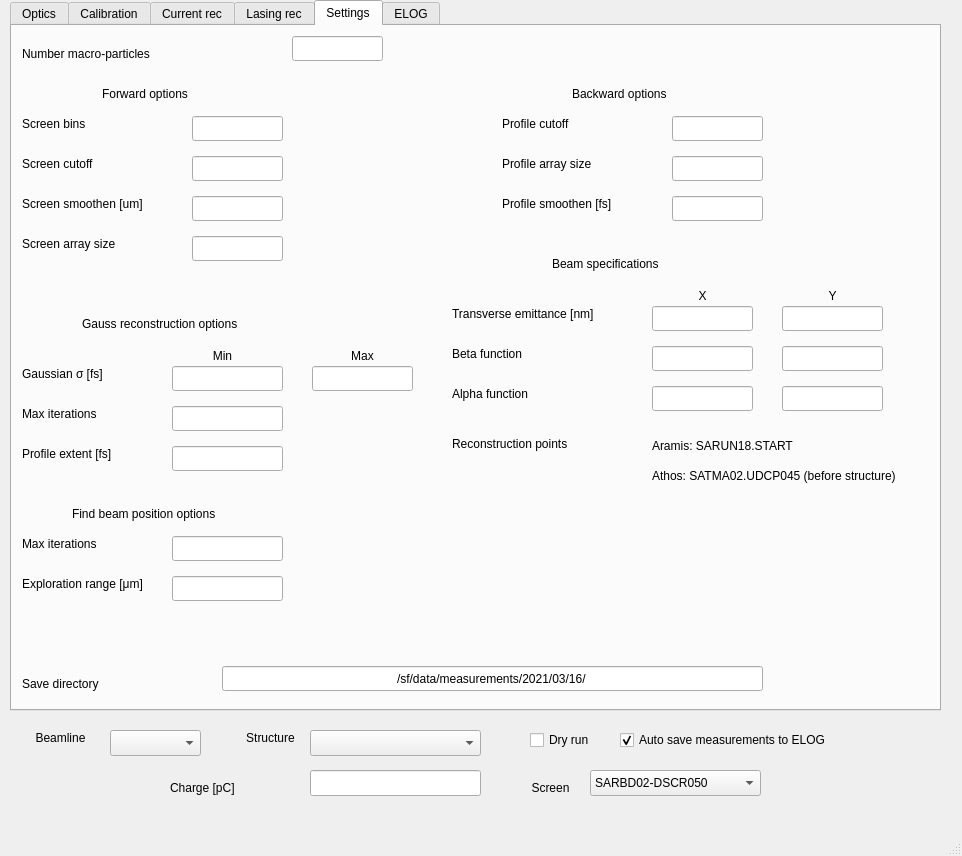
The window that gui.ui (pdijksta/PassiveWFMeasurement) describes before a commit, drawn with Qt 5.
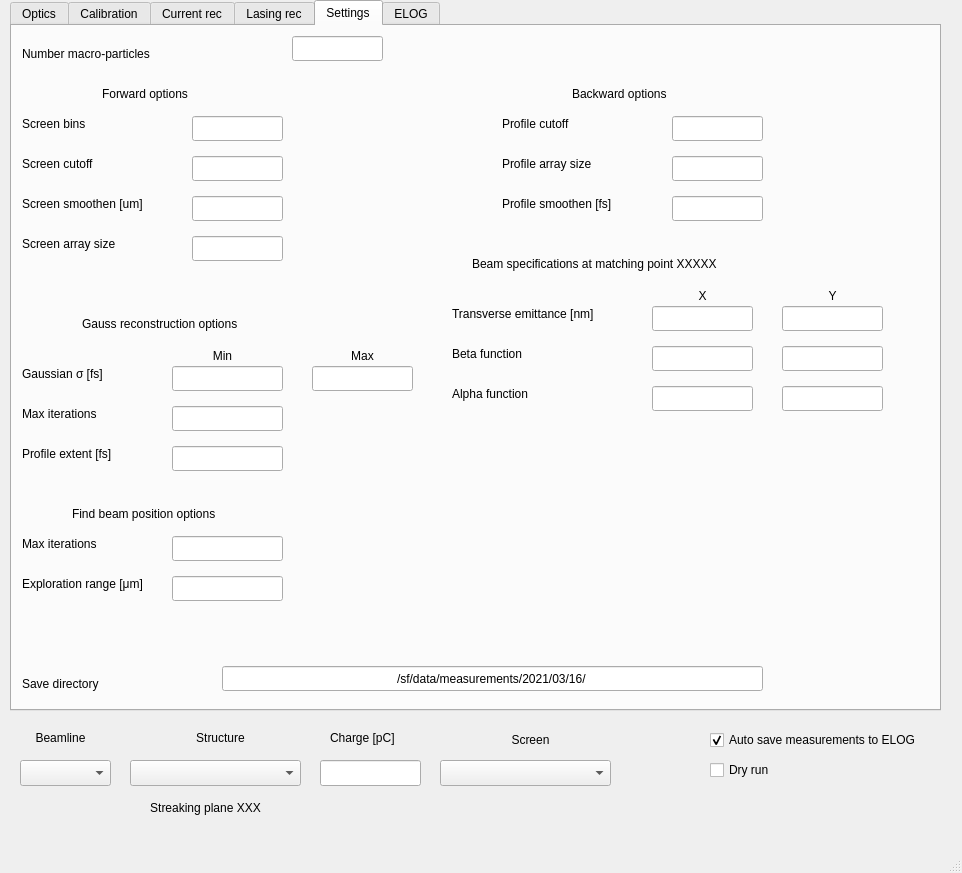
The same window after the commit. The open tabs and pages were chosen to show the change.

Commit message: started extending the code to other structures

The edit to the form file:
```diff
--- a/gui.ui
+++ b/gui.ui
@@ -7,7 +7,7 @@
     <x>0</x>
     <y>0</y>
     <width>962</width>
-    <height>856</height>
+    <height>873</height>
    </rect>
   </property>
   <property name="windowTitle">
@@ -2676,14 +2676,14 @@
      <widget class="QLabel" name="label_25">
       <property name="geometry">
        <rect>
-        <x>540</x>
+        <x>460</x>
         <y>230</y>
-        <width>191</width>
+        <width>421</width>
         <height>16</height>
        </rect>
       </property>
       <property name="text">
-       <string>Beam specifications</string>
+       <string>Beam specifications at matching point XXXXX</string>
       </property>
      </widget>
      <widget class="QLabel" name="label_38">
@@ -2808,51 +2808,6 @@
        <set>Qt::AlignCenter</set>
       </property>
      </widget>
-     <widget class="QLabel" name="label_28">
-      <property name="geometry">
-       <rect>
-        <x>440</x>
-        <y>410</y>
-        <width>191</width>
-        <height>16</height>
-       </rect>
-      </property>
-      <property name="text">
-       <string>Reconstruction points</string>
-      </property>
-     </widget>
-     <widget class="QLabel" name="label_42">
-      <property name="geometry">
-       <rect>
-        <x>640</x>
-        <y>410</y>
-        <width>171</width>
-        <height>20</height>
-       </rect>
-      </property>
-      <property name="text">
-       <string>Aramis: SARUN18.START </string>
-      </property>
-      <property name="alignment">
-       <set>Qt::AlignLeading|Qt::AlignLeft|Qt::AlignVCenter</set>
-      </property>
-     </widget>
-     <widget class="QLabel" name="label_43">
-      <property name="geometry">
-       <rect>
-        <x>640</x>
-        <y>440</y>
-        <width>281</width>
-        <height>20</height>
-       </rect>
-      </property>
-      <property name="text">
-       <string>Athos: SATMA02.UDCP045 (before structure)</string>
-      </property>
-      <property name="alignment">
-       <set>Qt::AlignLeading|Qt::AlignLeft|Qt::AlignVCenter</set>
-      </property>
-     </widget>
      <widget class="QLabel" name="label_48">
       <property name="geometry">
        <rect>
@@ -3048,8 +3003,8 @@
    <widget class="QComboBox" name="StructureSelect">
     <property name="geometry">
      <rect>
-      <x>310</x>
-      <y>730</y>
+      <x>130</x>
+      <y>760</y>
       <width>171</width>
       <height>26</height>
      </rect>
@@ -3061,7 +3016,7 @@
    <widget class="QLabel" name="label_20">
     <property name="geometry">
      <rect>
-      <x>210</x>
+      <x>160</x>
       <y>730</y>
       <width>121</width>
       <height>16</height>
@@ -3077,8 +3032,8 @@
    <widget class="QComboBox" name="BeamlineSelect">
     <property name="geometry">
      <rect>
-      <x>110</x>
-      <y>730</y>
+      <x>20</x>
+      <y>760</y>
       <width>91</width>
       <height>26</height>
      </rect>
@@ -3106,8 +3061,8 @@
    <widget class="QCheckBox" name="DryRun">
     <property name="geometry">
      <rect>
-      <x>530</x>
-      <y>730</y>
+      <x>710</x>
+      <y>760</y>
       <width>111</width>
       <height>20</height>
      </rect>
@@ -3122,10 +3077,10 @@
    <widget class="QLabel" name="label_50">
     <property name="geometry">
      <rect>
-      <x>490</x>
-      <y>780</y>
-      <width>121</width>
-      <height>16</height>
+      <x>500</x>
+      <y>730</y>
+      <width>61</width>
+      <height>20</height>
      </rect>
     </property>
     <property name="text">
@@ -3138,30 +3093,15 @@
    <widget class="QComboBox" name="ScreenSelect">
     <property name="geometry">
      <rect>
-      <x>590</x>
-      <y>770</y>
+      <x>440</x>
+      <y>760</y>
       <width>171</width>
       <height>26</height>
      </rect>
     </property>
     <property name="currentIndex">
-     <number>0</number>
+     <number>-1</number>
     </property>
-    <item>
-     <property name="text">
-      <string>SARBD02-DSCR050</string>
-     </property>
-    </item>
-    <item>
-     <property name="text">
-      <string>SATBD02-DSCR050</string>
-     </property>
-    </item>
-    <item>
-     <property name="text">
-      <string>simulation</string>
-     </property>
-    </item>
    </widget>
    <widget class="QCheckBox" name="ElogSaveCheck">
     <property name="enabled">
@@ -3169,7 +3109,7 @@
     </property>
     <property name="geometry">
      <rect>
-      <x>620</x>
+      <x>710</x>
       <y>730</y>
       <width>241</width>
       <height>20</height>
@@ -3185,9 +3125,9 @@
    <widget class="QLineEdit" name="Charge">
     <property name="geometry">
      <rect>
-      <x>310</x>
-      <y>770</y>
-      <width>171</width>
+      <x>320</x>
+      <y>760</y>
+      <width>101</width>
       <height>26</height>
      </rect>
     </property>
@@ -3201,9 +3141,9 @@
    <widget class="QLabel" name="label_37">
     <property name="geometry">
      <rect>
-      <x>170</x>
-      <y>780</y>
-      <width>121</width>
+      <x>330</x>
+      <y>730</y>
+      <width>81</width>
       <height>16</height>
      </rect>
     </property>
@@ -3214,6 +3154,22 @@
      <set>Qt::AlignLeading|Qt::AlignLeft|Qt::AlignVCenter</set>
     </property>
    </widget>
+   <widget class="QLabel" name="StreakingPlaneLabel">
+    <property name="geometry">
+     <rect>
+      <x>120</x>
+      <y>800</y>
+      <width>171</width>
+      <height>16</height>
+     </rect>
+    </property>
+    <property name="text">
+     <string>Streaking plane XXX</string>
+    </property>
+    <property name="alignment">
+     <set>Qt::AlignCenter</set>
+    </property>
+   </widget>
   </widget>
   <widget class="QMenuBar" name="menubar">
    <property name="geometry">
```
Left out of the diff: 4 changed lines with no effect on the pictures. The commit also changes 18 other files.
